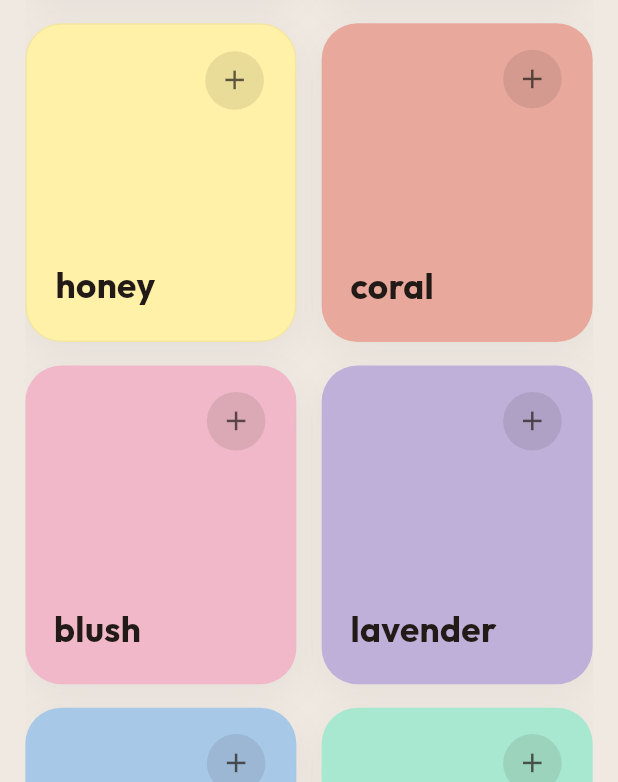
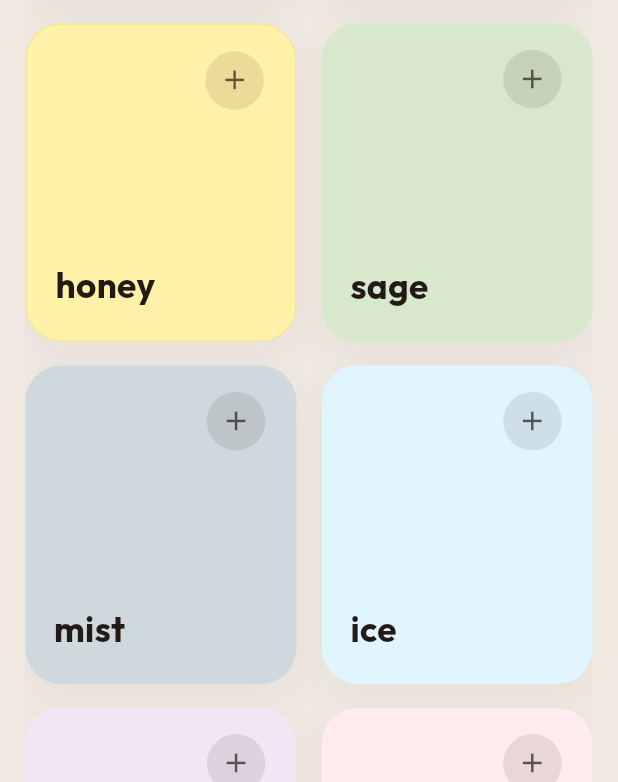
Before and after one commit to salehghulamqasim/stiki, a Flutter app: the WidgetGalleryPage screen opened directly with empty values, on a phone screen of 412 x 824 dp, the part 454-1236 px from its top. Run offline on Flutter 3.47's test engine with Material 3 defaults, Android fonts, the phone set to English and light mode, and no system bars; drawn by our look-alikes of dynamic_color; our stand-ins replace flutter_screenutil, google_fonts, loading_animation_widget, shared_preferences, shimmer, vibration; missing offline and left inert: home_widget, workmanager; accounts and stored records are empty; network calls fail; statements that could not run were skipped.

Commit message:
feat(colors): expand widget palette to 14 distinct aesthetic colors (including dark options)

```diff
--- a/lib/components/widget_gallery.dart
+++ b/lib/components/widget_gallery.dart
@@ -53,45 +53,38 @@ class WidgetStyles {
       androidWidgetName: 'StikiWidgetLight',
     ),
     const WidgetStyleOption(
-      name: 'coral',
-      displayTitle: 'Coral',
-      backgroundColor: AppColors.coralWidget,
-      textColor: AppColors.coralTextColor,
-      androidWidgetName: 'StikiWidgetLight',
-    ),
-    const WidgetStyleOption(
-      name: 'blush',
-      displayTitle: 'Blush',
-      backgroundColor: AppColors.blushWidget,
-      textColor: AppColors.blushTextColor,
-      androidWidgetName: 'StikiWidgetLight',
-    ),
-    const WidgetStyleOption(
-      name: 'lavender',
-      displayTitle: 'Lavender',
-      backgroundColor: AppColors.lavenderWidget,
-      textColor: AppColors.lavenderTextColor,
-      androidWidgetName: 'StikiWidgetLight',
-    ),
-    const WidgetStyleOption(
-      name: 'sky',
-      displayTitle: 'Sky',
-      backgroundColor: AppColors.skyWidget,
-      textColor: AppColors.skyTextColor,
-      androidWidgetName: 'StikiWidgetLight',
-    ),
-    const WidgetStyleOption(
-      name: 'mint',
-      displayTitle: 'Mint',
-      backgroundColor: AppColors.mintWidget,
-      textColor: AppColors.mintTextColor,
-      androidWidgetName: 'StikiWidgetLight',
-    ),
-    const WidgetStyleOption(
       name: 'sage',
       displayTitle: 'Sage',
       backgroundColor: AppColors.sageWidget,
       textColor: AppColors.sageTextColor,
+      androidWidgetName: 'StikiWidgetLight',
+    ),
+    const WidgetStyleOption(
+      name: 'mist',
+      displayTitle: 'Mist',
+      backgroundColor: AppColors.mistWidget,
+      textColor: AppColors.mistTextColor,
+      androidWidgetName: 'StikiWidgetLight',
+    ),
+    const WidgetStyleOption(
+      name: 'ice',
+      displayTitle: 'Ice',
+      backgroundColor: AppColors.iceWidget,
+      textColor: AppColors.iceTextColor,
+      androidWidgetName: 'StikiWidgetLight',
+    ),
+    const WidgetStyleOption(
+      name: 'lilac',
+      displayTitle: 'Lilac',
+      backgroundColor: AppColors.lilacWidget,
+      textColor: AppColors.lilacTextColor,
+      androidWidgetName: 'StikiWidgetLight',
+    ),
+    const WidgetStyleOption(
+      name: 'rose',
+      displayTitle: 'Rose',
+      backgroundColor: AppColors.roseWidget,
+      textColor: AppColors.roseTextColor,
       androidWidgetName: 'StikiWidgetLight',
     ),
     const WidgetStyleOption(
@@ -102,11 +95,54 @@ class WidgetStyles {
       androidWidgetName: 'StikiWidgetLight',
     ),
     const WidgetStyleOption(
-      name: 'slate',
-      displayTitle: 'Slate',
-      backgroundColor: AppColors.slateWidget,
-      textColor: AppColors.slateTextColor,
+      name: 'sand',
+      displayTitle: 'Sand',
+      backgroundColor: AppColors.sandWidget,
+      textColor: AppColors.sandTextColor,
       androidWidgetName: 'StikiWidgetLight',
+    ),
+    const WidgetStyleOption(
+      name: 'cream',
+      displayTitle: 'Cream',
+      backgroundColor: AppColors.creamWidget,
+      textColor: AppColors.creamTextColor,
+      androidWidgetName: 'StikiWidgetLight',
+    ),
+    // Dark Options
+    const WidgetStyleOption(
+      name: 'midnight',
+      displayTitle: 'Midnight',
+      backgroundColor: AppColors.midnightWidget,
+      textColor: AppColors.midnightTextColor,
+      androidWidgetName: 'StikiWidgetDark',
+    ),
+    const WidgetStyleOption(
+      name: 'forest',
+      displayTitle: 'Forest',
+      backgroundColor: AppColors.forestWidget,
+      textColor: AppColors.forestTextColor,
+      androidWidgetName: 'StikiWidgetDark',
+    ),
+    const WidgetStyleOption(
+      name: 'espresso',
+      displayTitle: 'Espresso',
+      backgroundColor: AppColors.espressoWidget,
+      textColor: AppColors.espressoTextColor,
+      androidWidgetName: 'StikiWidgetDark',
+    ),
+    const WidgetStyleOption(
+      name: 'charcoal',
+      displayTitle: 'Charcoal',
+      backgroundColor: AppColors.charcoalWidget,
+      textColor: AppColors.charcoalTextColor,
+      androidWidgetName: 'StikiWidgetDark',
+    ),
+    const WidgetStyleOption(
+      name: 'rouge',
+      displayTitle: 'Rouge',
+      backgroundColor: AppColors.rougeWidget,
+      textColor: AppColors.rougeTextColor,
+      androidWidgetName: 'StikiWidgetDark',
     ),
   ];
 
--- a/lib/theme/app_colors.dart
+++ b/lib/theme/app_colors.dart
@@ -25,43 +25,59 @@ class AppColors {
   static const Color honeyWidget = Color(0xFFFFF1A8);
   static const Color honeyTextColor = Color(0xFF3D3520);
 
-  // 2. Sage - calming muted green
-  static const Color sageWidget = Color(0xFFB8C9A8);
-  static const Color sageTextColor = Color(0xFF2D3B2D);
+  // 2. Sage - calming green
+  static const Color sageWidget = Color(0xFFD7E8CD);
+  static const Color sageTextColor = Color(0xFF2E462F);
 
-  // 3. Coral - warm peachy red
-  static const Color coralWidget = Color(0xFFE8A89C);
-  static const Color coralTextColor = Color(0xFF4A2525);
+  // 3. Mist - sophisticated blue-grey (Replacing Slate)
+  static const Color mistWidget = Color(0xFFCFD8DC);
+  static const Color mistTextColor = Color(0xFF37474F);
 
-  // 4. Sky - soft blue
-  static const Color skyWidget = Color(0xFFA8C8E8);
-  static const Color skyTextColor = Color(0xFF1E3A5F);
+  // 4. Ice - fresh cool blue
+  static const Color iceWidget = Color(0xFFE1F5FE);
+  static const Color iceTextColor = Color(0xFF0277BD);
 
-  // 5. Lavender - gentle purple
-  static const Color lavenderWidget = Color(0xFFBEB0D8);
-  static const Color lavenderTextColor = Color(0xFF3A2D5A);
+  // 5. Lilac - romantic purple
+  static const Color lilacWidget = Color(0xFFF3E5F5);
+  static const Color lilacTextColor = Color(0xFF7B1FA2);
 
-  // 6. Mint - fresh green
-  static const Color mintWidget = Color(0xFFA8E8D0);
-  static const Color mintTextColor = Color(0xFF1E4A3A);
+  // 6. Rose - soft pink
+  static const Color roseWidget = Color(0xFFFFEBEE);
+  static const Color roseTextColor = Color(0xFFC62828);
 
-  // 7. Blush - soft pink
-  static const Color blushWidget = Color(0xFFF0B8C8);
-  static const Color blushTextColor = Color(0xFF5A2D3A);
+  // 7. Peach - warm glow
+  static const Color peachWidget = Color(0xFFFFCCBC);
+  static const Color peachTextColor = Color(0xFFBF360C);
 
-  // 8. Peach - warm orange
-  static const Color peachWidget = Color(0xFFF8C8A0);
-  static const Color peachTextColor = Color(0xFF4A2D1E);
+  // 8. Sand - earthy neutral
+  static const Color sandWidget = Color(0xFFD7CCC8);
+  static const Color sandTextColor = Color(0xFF4E342E);
 
-  // 9. Slate - cool sophisticated gray
-  static const Color slateWidget = Color(0xFFB8C0C8);
-  static const Color slateTextColor = Color(0xFF2D3540);
+  // 9. Cream - clean minimalist
+  static const Color creamWidget = Color(0xFFFAFAFA);
+  static const Color creamTextColor = Color(0xFF212121);
 
-  // 10. Cream - warm off-white
-  static const Color creamWidget = Color(0xFFF5F0E0);
-  static const Color creamTextColor = Color(0xFF3D3830);
+  // 10. Midnight - deep aesthetic blue
+  static const Color midnightWidget = Color(0xFF283593);
+  static const Color midnightTextColor = Colors.white;
 
-  // 11. Glass/Transparent - semi-transparent
+  // 11. Forest - rich green
+  static const Color forestWidget = Color(0xFF2E7D32);
+  static const Color forestTextColor = Colors.white;
+
+  // 12. Espresso - dark coffee
+  static const Color espressoWidget = Color(0xFF4E342E);
+  static const Color espressoTextColor = Colors.white;
+
+  // 13. Charcoal - modern dark
+  static const Color charcoalWidget = Color(0xFF37474F);
+  static const Color charcoalTextColor = Colors.white;
+
+  // 14. Rouge - vintage dark red
+  static const Color rougeWidget = Color(0xFFC62828);
+  static const Color rougeTextColor = Colors.white;
+
+  // Glass - semi-transparent
   static const Color glassWidget = Color(0x80FFFFFF);
   static const Color glassTextColor = Color(0xFF221A16);
 
```
